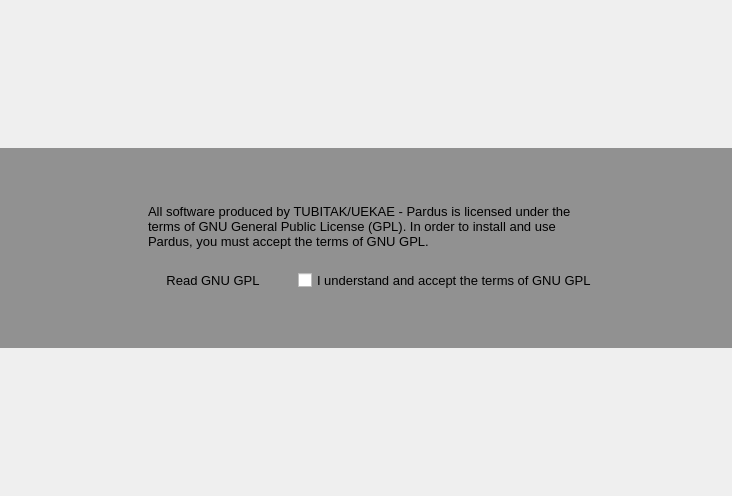
First picture: the form in branches/yali/yali-proximate/yali/gui/Ui/welcomewidget.ui, repository pars-linux/uludag, before the edit.
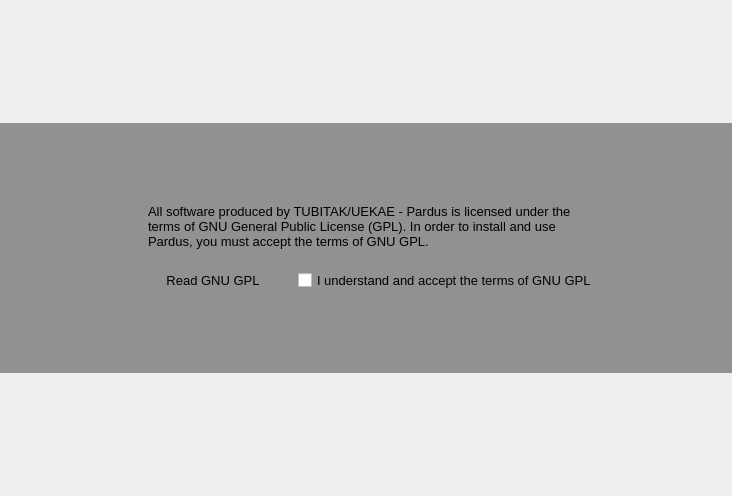
Second picture: the form after the edit. Icons and pictures are not drawn.

Patch:
```diff
--- a/branches/yali/yali-proximate/yali/gui/Ui/welcomewidget.ui
+++ b/branches/yali/yali-proximate/yali/gui/Ui/welcomewidget.ui
@@ -28,13 +28,13 @@
      <property name="minimumSize">
       <size>
        <width>600</width>
-       <height>0</height>
+       <height>250</height>
       </size>
      </property>
      <property name="maximumSize">
       <size>
        <width>16777215</width>
-       <height>200</height>
+       <height>250</height>
       </size>
      </property>
      <property name="styleSheet">
@@ -59,8 +59,8 @@
          <widget class="QLabel" name="pix">
           <property name="maximumSize">
            <size>
-            <width>230</width>
-            <height>16777215</height>
+            <width>180</width>
+            <height>128</height>
            </size>
           </property>
           <property name="text">
```
